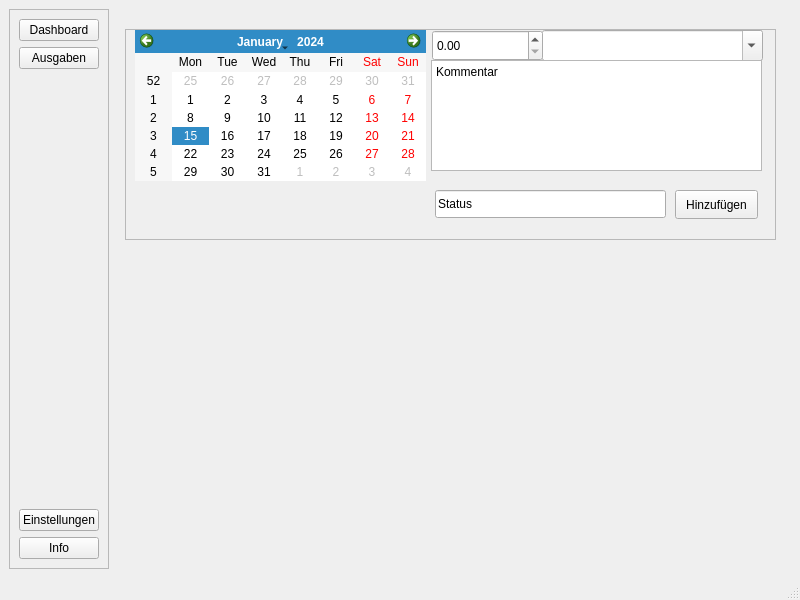
First picture: the form in mainwindow.ui, repository Muddyblack/FinanceApplication, before the edit.
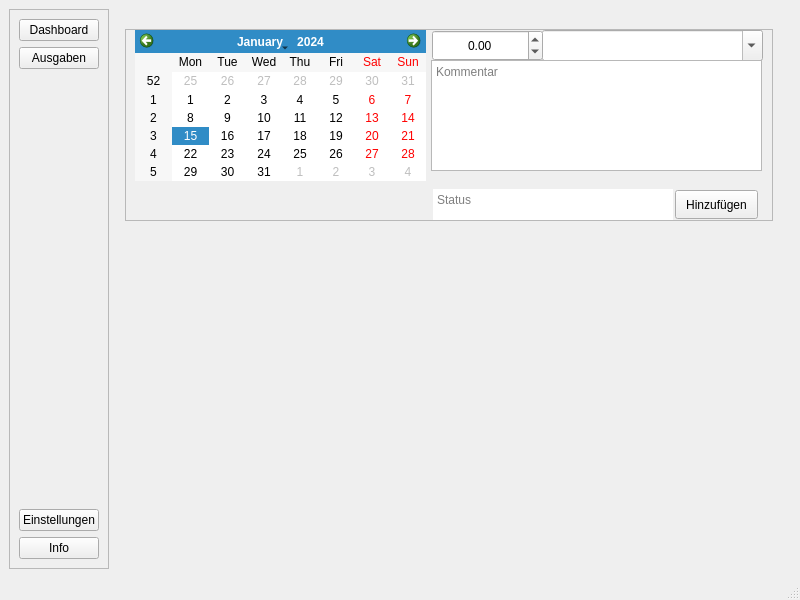
Second picture: the form after the edit.

Commit message: Add standard Categories

Patch:
```diff
--- a/mainwindow.ui
+++ b/mainwindow.ui
@@ -151,8 +151,8 @@
          <rect>
           <x>10</x>
           <y>20</y>
-          <width>651</width>
-          <height>211</height>
+          <width>648</width>
+          <height>192</height>
          </rect>
         </property>
         <property name="frameShape">
@@ -189,7 +189,10 @@
 p, li { white-space: pre-wrap; }
 hr { height: 1px; border-width: 0; }
 &lt;/style&gt;&lt;/head&gt;&lt;body style=&quot; font-family:'Segoe UI'; font-size:9pt; font-weight:400; font-style:normal;&quot;&gt;
-&lt;p style=&quot; margin-top:0px; margin-bottom:0px; margin-left:0px; margin-right:0px; -qt-block-indent:0; text-indent:0px;&quot;&gt;Kommentar&lt;/p&gt;&lt;/body&gt;&lt;/html&gt;</string>
+&lt;p style=&quot;-qt-paragraph-type:empty; margin-top:0px; margin-bottom:0px; margin-left:0px; margin-right:0px; -qt-block-indent:0; text-indent:0px;&quot;&gt;&lt;br /&gt;&lt;/p&gt;&lt;/body&gt;&lt;/html&gt;</string>
+         </property>
+         <property name="placeholderText">
+          <string>Kommentar</string>
          </property>
         </widget>
         <widget class="QPushButton" name="add_expenses_Button">
@@ -215,28 +218,6 @@
           </rect>
          </property>
         </widget>
-        <widget class="QLineEdit" name="sqlStatusLine">
-         <property name="enabled">
-          <bool>true</bool>
-         </property>
-         <property name="geometry">
-          <rect>
-           <x>310</x>
-           <y>161</y>
-           <width>231</width>
-           <height>28</height>
-          </rect>
-         </property>
-         <property name="mouseTracking">
-          <bool>false</bool>
-         </property>
-         <property name="acceptDrops">
-          <bool>false</bool>
-         </property>
-         <property name="text">
-          <string>Status</string>
-         </property>
-        </widget>
         <widget class="QDoubleSpinBox" name="expensesPriceSpin">
          <property name="geometry">
           <rect>
@@ -245,6 +226,75 @@
            <width>111</width>
            <height>31</height>
           </rect>
+         </property>
+         <property name="mouseTracking">
+          <bool>true</bool>
+         </property>
+         <property name="tabletTracking">
+          <bool>true</bool>
+         </property>
+         <property name="acceptDrops">
+          <bool>true</bool>
+         </property>
+         <property name="alignment">
+          <set>Qt::AlignCenter</set>
+         </property>
+         <property name="buttonSymbols">
+          <enum>QAbstractSpinBox::UpDownArrows</enum>
+         </property>
+         <property name="prefix">
+          <string/>
+         </property>
+         <property name="minimum">
+          <double>-1000000.989999999990687</double>
+         </property>
+         <property name="maximum">
+          <double>1000000.989999999990687</double>
+         </property>
+         <property name="singleStep">
+          <double>0.010000000000000</double>
+         </property>
+        </widget>
+        <widget class="QTextEdit" name="sqlStatusLine">
+         <property name="geometry">
+          <rect>
+           <x>308</x>
+           <y>160</y>
+           <width>240</width>
+           <height>31</height>
+          </rect>
+         </property>
+         <property name="mouseTracking">
+          <bool>false</bool>
+         </property>
+         <property name="focusPolicy">
+          <enum>Qt::StrongFocus</enum>
+         </property>
+         <property name="acceptDrops">
+          <bool>false</bool>
+         </property>
+         <property name="autoFillBackground">
+          <bool>true</bool>
+         </property>
+         <property name="frameShape">
+          <enum>QFrame::NoFrame</enum>
+         </property>
+         <property name="frameShadow">
+          <enum>QFrame::Plain</enum>
+         </property>
+         <property name="readOnly">
+          <bool>true</bool>
+         </property>
+         <property name="html">
+          <string>&lt;!DOCTYPE HTML PUBLIC &quot;-//W3C//DTD HTML 4.0//EN&quot; &quot;http://www.w3.org/TR/REC-html40/strict.dtd&quot;&gt;
+&lt;html&gt;&lt;head&gt;&lt;meta name=&quot;qrichtext&quot; content=&quot;1&quot; /&gt;&lt;meta charset=&quot;utf-8&quot; /&gt;&lt;style type=&quot;text/css&quot;&gt;
+p, li { white-space: pre-wrap; }
+hr { height: 1px; border-width: 0; }
+&lt;/style&gt;&lt;/head&gt;&lt;body style=&quot; font-family:'Segoe UI'; font-size:9pt; font-weight:400; font-style:normal;&quot;&gt;
+&lt;p style=&quot;-qt-paragraph-type:empty; margin-top:0px; margin-bottom:0px; margin-left:0px; margin-right:0px; -qt-block-indent:0; text-indent:0px;&quot;&gt;&lt;br /&gt;&lt;/p&gt;&lt;/body&gt;&lt;/html&gt;</string>
+         </property>
+         <property name="placeholderText">
+          <string>Status</string>
          </property>
         </widget>
        </widget>
```
The commit also changes 2 other files.
